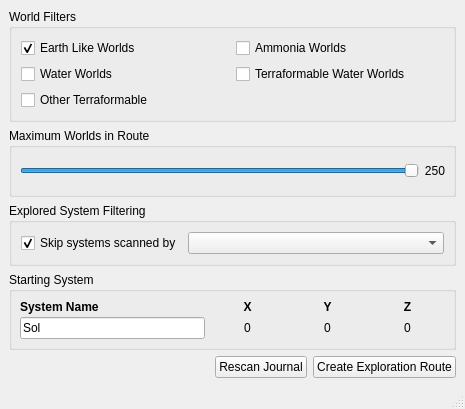
The window that src/ValueRouter.ui (neotron/EDPathFinder) describes before a commit, drawn with Qt 5.
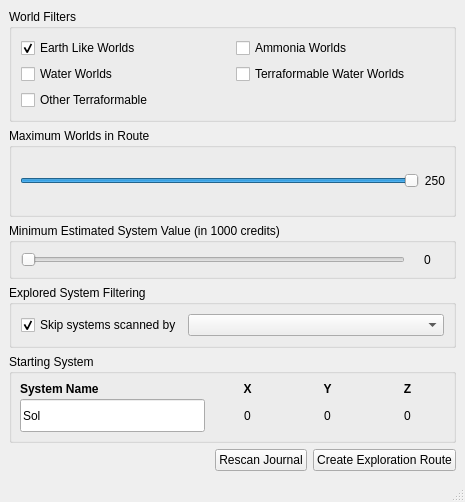
The same window after the commit. Custom widgets are drawn as their Qt base class.

Commit message: Add minimum value filter to routing.

```diff
--- a/src/ValueRouter.ui
+++ b/src/ValueRouter.ui
@@ -7,7 +7,7 @@
     <x>0</x>
     <y>0</y>
     <width>465</width>
-    <height>409</height>
+    <height>502</height>
    </rect>
   </property>
   <property name="windowTitle">
@@ -145,6 +145,50 @@
       </layout>
      </widget>
     </item>
+    <item>
+     <widget class="QGroupBox" name="groupBox_2">
+      <property name="title">
+       <string>Minimum Estimated System Value (in 1000 credits)</string>
+      </property>
+      <layout class="QHBoxLayout" name="horizontalLayout">
+       <item>
+        <widget class="QSlider" name="minSystemValue">
+         <property name="maximum">
+          <number>4000</number>
+         </property>
+         <property name="singleStep">
+          <number>100</number>
+         </property>
+         <property name="pageStep">
+          <number>200</number>
+         </property>
+         <property name="tracking">
+          <bool>false</bool>
+         </property>
+         <property name="orientation">
+          <enum>Qt::Horizontal</enum>
+         </property>
+        </widget>
+       </item>
+       <item>
+        <widget class="QLabel" name="label">
+         <property name="minimumSize">
+          <size>
+           <width>33</width>
+           <height>0</height>
+          </size>
+         </property>
+         <property name="text">
+          <string>0</string>
+         </property>
+         <property name="alignment">
+          <set>Qt::AlignCenter</set>
+         </property>
+        </widget>
+       </item>
+      </layout>
+     </widget>
+    </item>
     <item>
      <widget class="QGroupBox" name="commanderFilterGroup">
       <property name="title">
```
Left out of the diff: 51 changed lines with no effect on the pictures. The commit also changes 3 other files.
